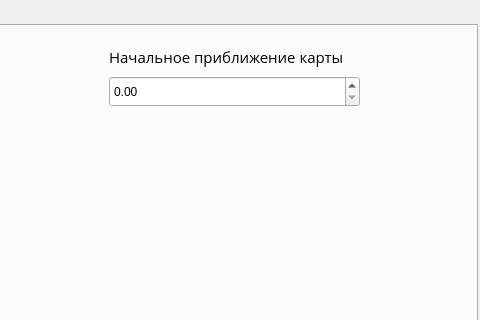
Above: ui_files/main_window.ui from ANDREYKAUS/maps_api before the change; both pictures show x 333 to 813 and y 0 to 320 of the 813 by 600 pixel window. Below: the same form after it.
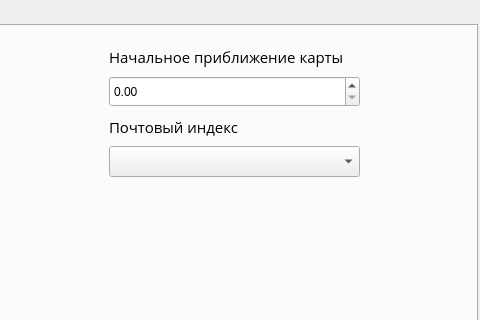
That is the form after the change.

Commit message: Добавил кнопку сброс адреса + Изменил UI под другие задачи

```diff
--- a/ui_files/main_window.ui
+++ b/ui_files/main_window.ui
@@ -197,6 +197,35 @@
        <string>Применить</string>
       </property>
      </widget>
+     <widget class="QLabel" name="label_4">
+      <property name="geometry">
+       <rect>
+        <x>440</x>
+        <y>90</y>
+        <width>271</width>
+        <height>21</height>
+       </rect>
+      </property>
+      <property name="font">
+       <font>
+        <family>Open Sans</family>
+        <pointsize>11</pointsize>
+       </font>
+      </property>
+      <property name="text">
+       <string>Почтовый индекс</string>
+      </property>
+     </widget>
+     <widget class="QComboBox" name="index_combobox">
+      <property name="geometry">
+       <rect>
+        <x>440</x>
+        <y>120</y>
+        <width>251</width>
+        <height>31</height>
+       </rect>
+      </property>
+     </widget>
     </widget>
    </widget>
   </widget>
```
The commit also changes 2 other files.
